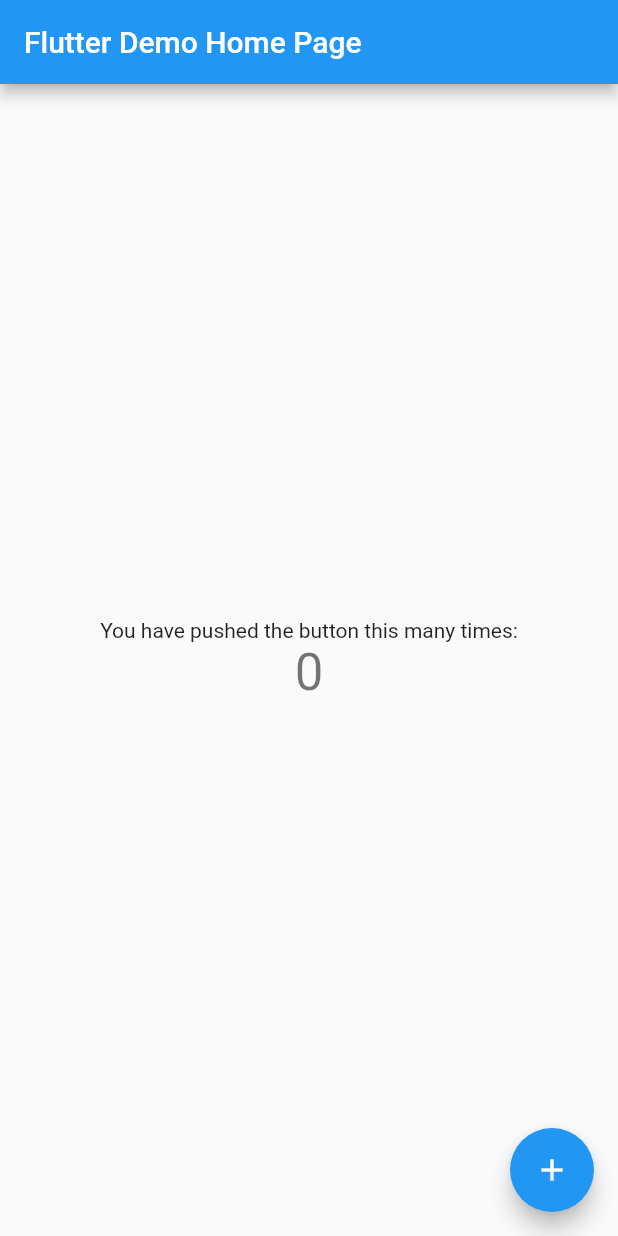
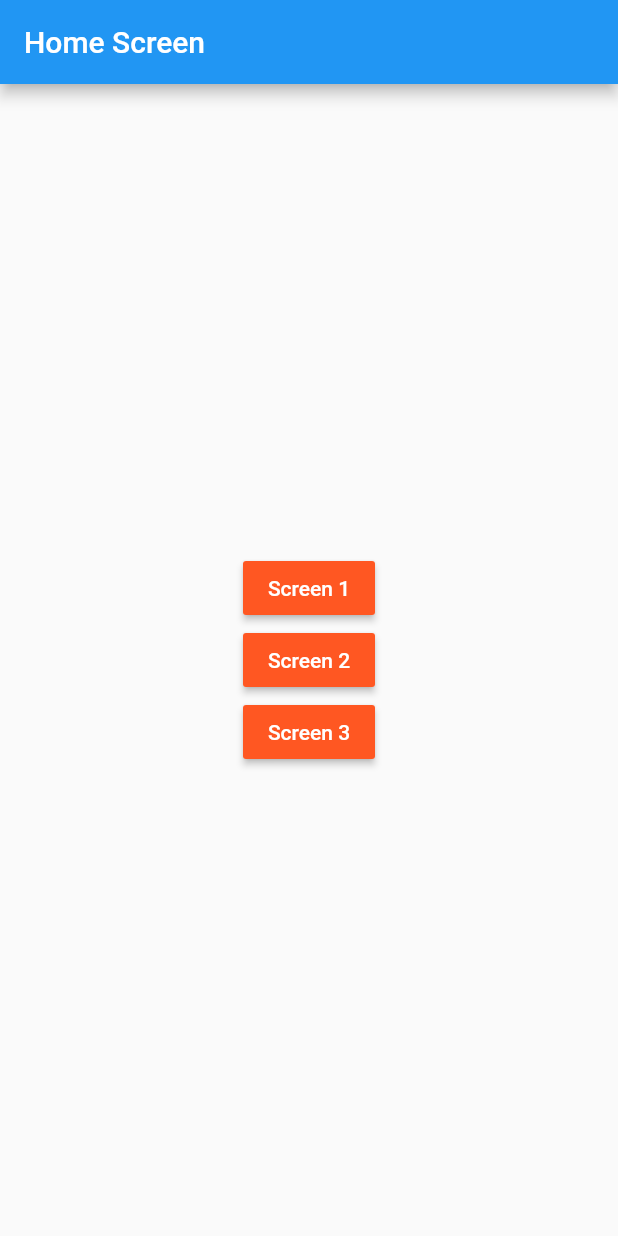
Before and after one commit to Mohamed-Yassien/flutter_get_x, a Flutter app: the screen it shows after launch, on a phone screen of 412 x 824 dp. Run offline on Flutter 3.47's test engine with Material 2 defaults, Android fonts, the phone set to English and light mode, and no system bars; our stand-ins replace get.

Commit message:
route management with get_x

```diff
--- a/lib/main.dart
+++ b/lib/main.dart
@@ -1,115 +1,19 @@
 import 'package:flutter/material.dart';
+import 'package:flutter_getx/screens/home_screen.dart';
+import 'package:get/get.dart';
 
-void main() {
+main() {
   runApp(const MyApp());
 }
 
 class MyApp extends StatelessWidget {
   const MyApp({Key? key}) : super(key: key);
 
-  // This widget is the root of your application.
   @override
   Widget build(BuildContext context) {
-    return MaterialApp(
-      title: 'Flutter Demo',
-      theme: ThemeData(
-        // This is the theme of your application.
-        //
-        // Try running your application with "flutter run". You'll see the
-        // application has a blue toolbar. Then, without quitting the app, try
-        // changing the primarySwatch below to Colors.green and then invoke
-        // "hot reload" (press "r" in the console where you ran "flutter run",
-        // or simply save your changes to "hot reload" in a Flutter IDE).
-        // Notice that the counter didn't reset back to zero; the application
-        // is not restarted.
-        primarySwatch: Colors.blue,
-      ),
-      home: const MyHomePage(title: 'Flutter Demo Home Page'),
+    return const GetMaterialApp(
+      debugShowCheckedModeBanner: false,
+      home: HomeScreen(),
     );
   }
 }
-
-class MyHomePage extends StatefulWidget {
-  const MyHomePage({Key? key, required this.title}) : super(key: key);
-
-  // This widget is the home page of your application. It is stateful, meaning
-  // that it has a State object (defined below) that contains fields that affect
-  // how it looks.
-
-  // This class is the configuration for the state. It holds the values (in this
-  // case the title) provided by the parent (in this case the App widget) and
-  // used by the build method of the State. Fields in a Widget subclass are
-  // always marked "final".
-
-  final String title;
-
-  @override
-  State<MyHomePage> createState() => _MyHomePageState();
-}
-
-class _MyHomePageState extends State<MyHomePage> {
-  int _counter = 0;
-
-  void _incrementCounter() {
-    setState(() {
-      // This call to setState tells the Flutter framework that something has
-      // changed in this State, which causes it to rerun the build method below
-      // so that the display can reflect the updated values. If we changed
-      // _counter without calling setState(), then the build method would not be
-      // called again, and so nothing would appear to happen.
-      _counter++;
-    });
-  }
-
-  @override
-  Widget build(BuildContext context) {
-    // This method is rerun every time setState is called, for instance as done
-    // by the _incrementCounter method above.
-    //
-    // The Flutter framework has been optimized to make rerunning build methods
-    // fast, so that you can just rebuild anything that needs updating rather
-    // than having to individually change instances of widgets.
-    return Scaffold(
-      appBar: AppBar(
-        // Here we take the value from the MyHomePage object that was created by
-        // the App.build method, and use it to set our appbar title.
-        title: Text(widget.title),
-      ),
-      body: Center(
-        // Center is a layout widget. It takes a single child and positions it
-        // in the middle of the parent.
-        child: Column(
-          // Column is also a layout widget. It takes a list of children and
-          // arranges them vertically. By default, it sizes itself to fit its
-          // children horizontally, and tries to be as tall as its parent.
-          //
-          // Invoke "debug painting" (press "p" in the console, choose the
-          // "Toggle Debug Paint" action from the Flutter Inspector in Android
-          // Studio, or the "Toggle Debug Paint" command in Visual Studio Code)
-          // to see the wireframe for each widget.
-          //
-          // Column has various properties to control how it sizes itself and
-          // how it positions its children. Here we use mainAxisAlignment to
-          // center the children vertically; the main axis here is the vertical
-          // axis because Columns are vertical (the cross axis would be
-          // horizontal).
-          mainAxisAlignment: MainAxisAlignment.center,
-          children: <Widget>[
-            const Text(
-              'You have pushed the button this many times:',
-            ),
-            Text(
-              '$_counter',
-              style: Theme.of(context).textTheme.headline4,
-            ),
-          ],
-        ),
-      ),
-      floatingActionButton: FloatingActionButton(
-        onPressed: _incrementCounter,
-        tooltip: 'Increment',
-        child: const Icon(Icons.add),
-      ), // This trailing comma makes auto-formatting nicer for build methods.
-    );
-  }
-}
--- /dev/null
+++ b/lib/screens/home_screen.dart
@@ -0,0 +1,68 @@
+import 'package:flutter/material.dart';
+import 'package:flutter_getx/screens/screen_one.dart';
+import 'package:flutter_getx/screens/screen_three.dart';
+import 'package:flutter_getx/screens/screen_two.dart';
+import 'package:get/get.dart';
+
+class HomeScreen extends StatelessWidget {
+  const HomeScreen({Key? key}) : super(key: key);
+
+  @override
+  Widget build(BuildContext context) {
+    return Scaffold(
+      appBar: AppBar(
+        title: const Text('Home Screen'),
+      ),
+      body: Center(
+        child: Column(
+          mainAxisAlignment: MainAxisAlignment.center,
+          crossAxisAlignment: CrossAxisAlignment.center,
+          children: [
+            MaterialButton(
+              color: Colors.deepOrange,
+              onPressed: () {
+                Get.off(
+                  const ScreenOne(),
+                  curve: Curves.slowMiddle,
+                  duration:const Duration(
+                    milliseconds: 800,
+                  ),
+                );
+              },
+              child: const Text(
+                'Screen 1',
+                style: TextStyle(
+                  color: Colors.white,
+                ),
+              ),
+            ),
+            MaterialButton(
+              color: Colors.deepOrange,
+              onPressed: () {
+                Get.to(const ScreenTwo());
+              },
+              child: const Text(
+                'Screen 2',
+                style: TextStyle(
+                  color: Colors.white,
+                ),
+              ),
+            ),
+            MaterialButton(
+              color: Colors.deepOrange,
+              onPressed: () {
+                Get.to(const ScreenThree());
+              },
+              child: const Text(
+                'Screen 3',
+                style: TextStyle(
+                  color: Colors.white,
+                ),
+              ),
+            ),
+          ],
+        ),
+      ),
+    );
+  }
+}
--- a/pubspec.yaml
+++ b/pubspec.yaml
@@ -34,6 +34,7 @@ dependencies:
   # The following adds the Cupertino Icons font to your application.
   # Use with the CupertinoIcons class for iOS style icons.
   cupertino_icons: ^1.0.2
+  get: ^4.6.5
 
 dev_dependencies:
   flutter_test:
```
Also changed, not shown: lib/screens/screen_one.dart (added, +55 -0 lines), lib/screens/screen_three.dart (added, +52 -0 lines), lib/screens/screen_two.dart (added, +52 -0 lines), pubspec.lock.
